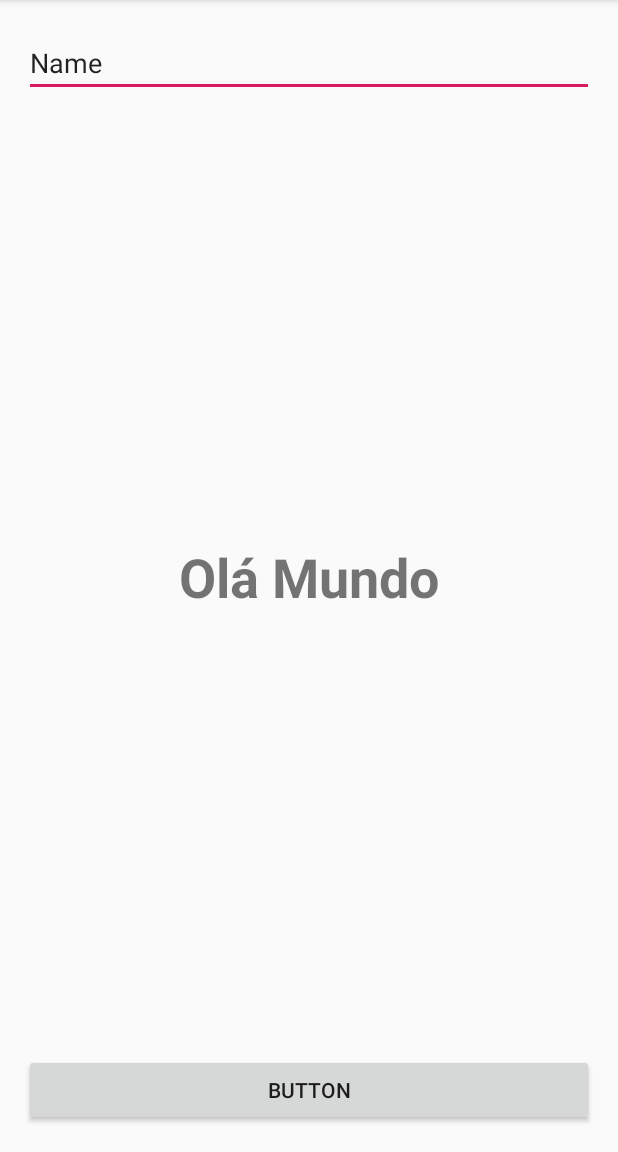
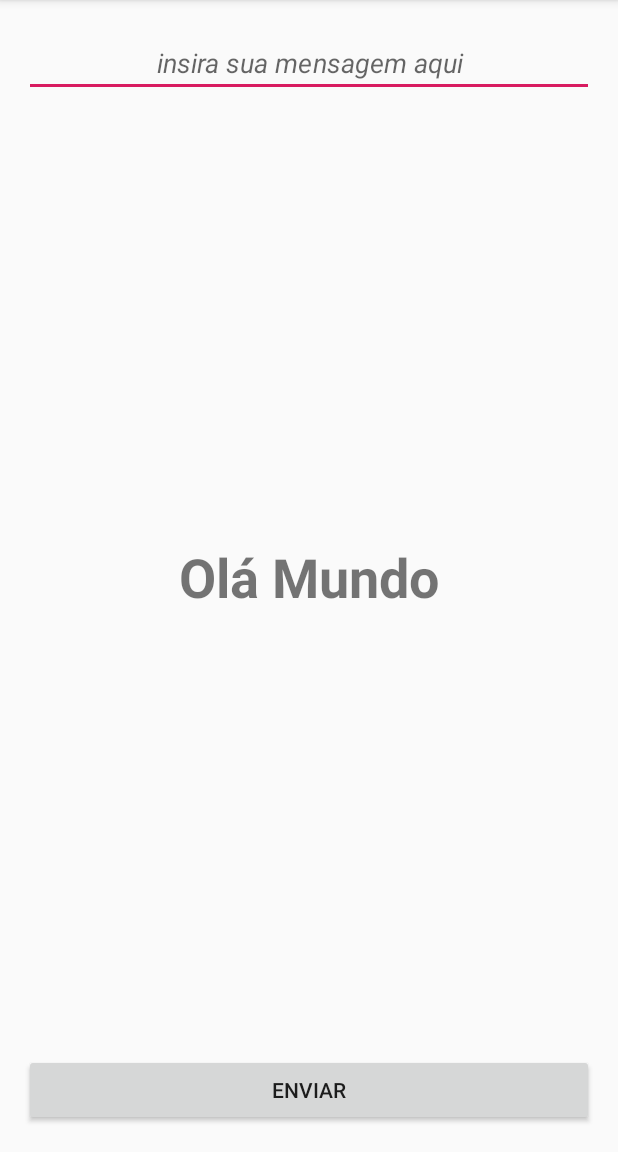
Before and after one commit to Faracoeng/Android-Studio, an Android app: the screen it shows after launch (MainActivity), on a phone screen of 412 x 824 dp, the part 84-1236 px from its top. Run offline under Robolectric (Android 15) with nearby library versions, the phone set to English and light mode, and no system bars.

Commit message:
Criando primeiro metodo

```diff
--- a/AndroidStudioProjects/App_Teste/app/src/main/java/com/example/app_teste/MainActivity.java
+++ b/AndroidStudioProjects/App_Teste/app/src/main/java/com/example/app_teste/MainActivity.java
@@ -4,6 +4,7 @@ import androidx.appcompat.app.AppCompatActivity;
 
 import android.os.Bundle;
 import android.util.Log;
+import android.view.View;
 
 public class MainActivity extends AppCompatActivity {
     private static final String TAG = MainActivity.class.getSimpleName();
@@ -15,4 +16,7 @@ public class MainActivity extends AppCompatActivity {
 
         Log.d(TAG,"Aplicação iniciada");
     }
+
+    public void alterarTexto(View view) {
+    }
 }
--- a/AndroidStudioProjects/App_Teste/app/src/main/res/layout/activity_main.xml
+++ b/AndroidStudioProjects/App_Teste/app/src/main/res/layout/activity_main.xml
@@ -14,7 +14,8 @@
         android:layout_marginTop="292dp"
         android:layout_marginEnd="16dp"
         android:layout_marginBottom="16dp"
-        android:text="Button"
+        android:onClick="alterarTexto"
+        android:text="Enviar"
         app:layout_constraintBottom_toBottomOf="parent"
         app:layout_constraintEnd_toEndOf="parent"
         app:layout_constraintHorizontal_bias="0.498"
@@ -30,8 +31,10 @@
         android:layout_marginEnd="16dp"
         android:layout_marginBottom="292dp"
         android:ems="10"
+        android:hint="insira sua mensagem aqui"
         android:inputType="textPersonName"
-        android:text="Name"
+        android:textAlignment="center"
+        android:textStyle="italic"
         app:layout_constraintBottom_toTopOf="@+id/mensagemTela"
         app:layout_constraintEnd_toEndOf="parent"
         app:layout_constraintStart_toStartOf="parent"
```
